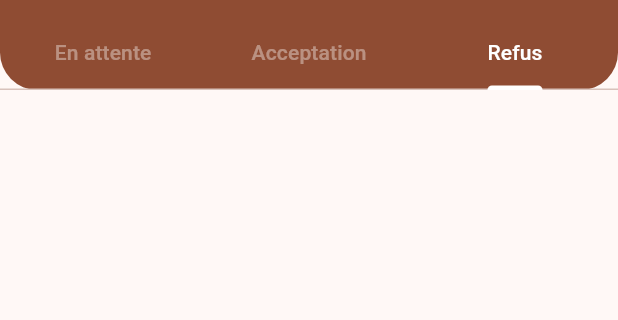
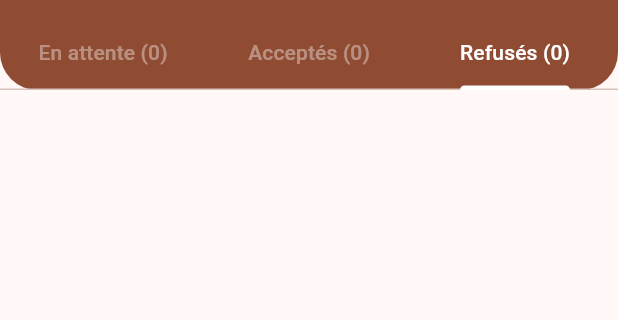
Before and after one commit to ramofarouk/koffavor, a Flutter app: the screen it shows after launch, tab 3 chosen, on a phone screen of 412 x 824 dp, the part 66-386 px from its top. Run offline on Flutter 3.47's test engine with Material 2 defaults, Android fonts, the phone set to English and light mode, and no system bars.

Commit message:
Add fancyness

```diff
--- a/lib/screens/home_screen.dart
+++ b/lib/screens/home_screen.dart
@@ -25,6 +25,23 @@ class _HomeScreenState extends State<HomeScreen> {
   Widget build(BuildContext context) {
     return Consumer<FavorsNotifier>(
       builder: (context, favors, child) {
+        List<FavorItem> waitingFavors = favors.items
+            .where(
+              (item) => item.favor.status == FavorStatus.waiting,
+            )
+            .toList();
+
+        List<FavorItem> rejectedFavors = favors.items
+            .where(
+              (item) => item.favor.status == FavorStatus.rejected,
+            )
+            .toList();
+
+        List<FavorItem> acceptedFavors = favors.items
+            .where(
+              (item) => item.favor.status == FavorStatus.accepted,
+            )
+            .toList();
         return DefaultTabController(
           initialIndex: 0,
           length: 3,
@@ -39,18 +56,18 @@ class _HomeScreenState extends State<HomeScreen> {
                       fontSize: 25),
                 ),
                 centerTitle: true,
-                bottom: const TabBar(
+                bottom: TabBar(
                     labelColor: Colors.white,
                     unselectedLabelColor: Colors.white38,
                     tabs: [
                       Tab(
-                        text: "En attente",
+                        text: "En attente (${waitingFavors.length})",
                       ),
                       Tab(
-                        text: "Acceptation",
+                        text: "Acceptés (${acceptedFavors.length})",
                       ),
                       Tab(
-                        text: "Refus",
+                        text: "Refusés (${rejectedFavors.length})",
                       )
                     ]),
                 shape: const RoundedRectangleBorder(
@@ -61,27 +78,9 @@ class _HomeScreenState extends State<HomeScreen> {
               padding: const EdgeInsets.all(8),
               child: TabBarView(
                 children: [
-                  WaitingScreen(
-                    favors.items
-                        .where(
-                          (item) => item.favor.status == FavorStatus.waiting,
-                        )
-                        .toList(),
-                  ),
-                  AcceptationScreen(
-                    favors.items
-                        .where(
-                          (item) => item.favor.status == FavorStatus.accepted,
-                        )
-                        .toList(),
-                  ),
-                  RefusingScreen(
-                    favors.items
-                        .where(
-                          (item) => item.favor.status == FavorStatus.rejected,
-                        )
-                        .toList(),
-                  ),
+                  WaitingScreen(waitingFavors),
+                  AcceptationScreen(acceptedFavors),
+                  RefusingScreen(rejectedFavors),
                 ],
               ),
             ),
--- a/lib/screens/tabs/refusing_screen.dart
+++ b/lib/screens/tabs/refusing_screen.dart
@@ -17,44 +17,18 @@ class _RefusingScreenState extends State<RefusingScreen> {
       children: widget.favors
           .map(
             (item) => Card(
+              color: Colors.red[100],
               child: Column(
                 children: [
                   ListTile(
                     leading: CircleAvatar(
                       backgroundColor:
                           Theme.of(context).colorScheme.inversePrimary,
-                      child: Text(item.favor.nom),
+                      child: Text(item.favor.nom[0]),
                     ),
                     title: Text(item.favor.motif),
                     subtitle: Text(item.favor.description),
                   ),
-                  Row(
-                    mainAxisAlignment: MainAxisAlignment.end,
-                    children: [
-                      IconButton(
-                        color: Colors.white,
-                        style: IconButton.styleFrom(
-                          shape: RoundedRectangleBorder(
-                            borderRadius: BorderRadius.circular(10),
-                          ),
-                          backgroundColor: Colors.green.shade800,
-                        ),
-                        icon: const Icon(Icons.check),
-                        onPressed: () {},
-                      ),
-                      IconButton(
-                        color: Colors.white,
-                        style: IconButton.styleFrom(
-                          shape: RoundedRectangleBorder(
-                            borderRadius: BorderRadius.circular(10),
-                          ),
-                          backgroundColor: Colors.red.shade800,
-                        ),
-                        icon: const Icon(Icons.delete),
-                        onPressed: () {},
-                      )
-                    ],
-                  )
                 ],
               ),
             ),
```
Also changed, not shown: lib/screens/tabs/acceptation_screen.dart (+2 -28 lines).
